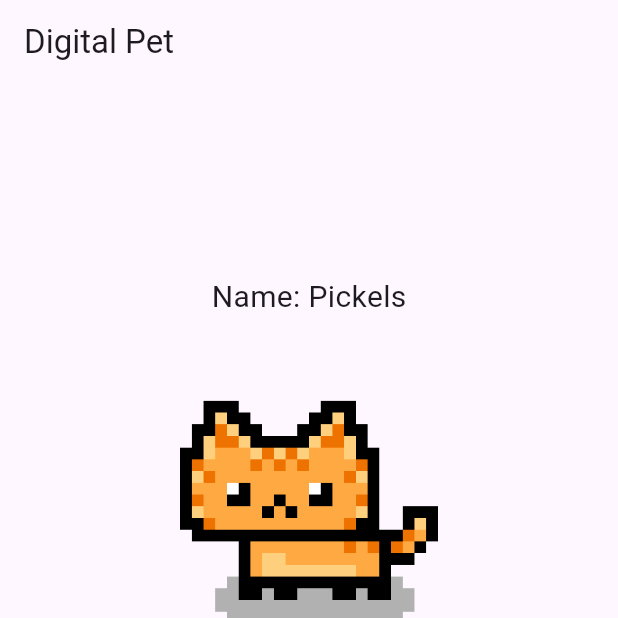
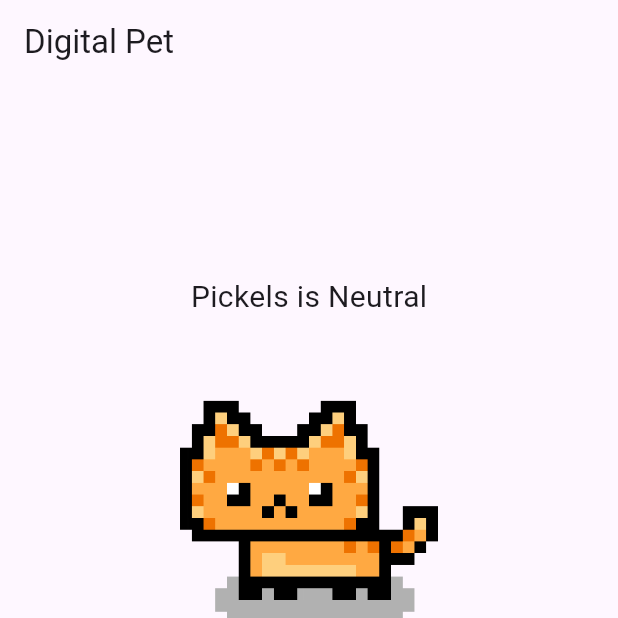
Before and after one commit to sidneysteward0308/CW3, a Flutter app: the screen it shows after launch, after a tap on "Play with Your Pet", after a tap on "Feed Your Pet", on a phone screen of 412 x 824 dp, the top half of it. Run offline on Flutter 3.47's test engine with Material 3 defaults, Android fonts, the phone set to English and light mode, and no system bars.

Commit message:
Update main.dart

```diff
--- a/assignment/lib/main.dart
+++ b/assignment/lib/main.dart
@@ -10,18 +10,22 @@
   const DigitalPetApp({super.key});
 
   @override
-  _DigitalPetAppState createState() => _DigitalPetAppState();
+  State<DigitalPetApp> createState() {
+    return _DigitalPetAppState();
+  }
 }
 
 class _DigitalPetAppState extends State<DigitalPetApp> {
   String petName = "Pickels";
   int happinessLevel = 50;
   int hungerLevel = 50;
+  String mood = "Neutral";
 // Function to increase happiness and update hunger when playing with the pet
   void _playWithPet() {
     setState(() {
       happinessLevel = (happinessLevel + 10).clamp(0, 100);
       _updateHunger();
+      _updateMood();
     });
   }
 
@@ -30,6 +34,7 @@
     setState(() {
       hungerLevel = (hungerLevel - 10).clamp(0, 100);
       _updateHappiness();
+      _updateMood();
     });
   }
 
@@ -40,6 +45,7 @@
     } else {
       happinessLevel = (happinessLevel + 10).clamp(0, 100);
     }
+    _updateMood();
   }
 
 // Increase hunger level slightly when playing with the pet
@@ -49,6 +55,18 @@
       hungerLevel = 100;
       happinessLevel = (happinessLevel - 20).clamp(0, 100);
     }
+  }
+
+  void _updateMood() {
+    setState(() {
+      if (happinessLevel > 70) {
+        mood = "Happy";
+      } else if (happinessLevel >= 30 && happinessLevel <= 70) {
+        mood = "Neutral";
+      } else {
+        mood = "Unhappy";
+      }
+    });
   }
 
   @override
@@ -62,7 +80,7 @@
           mainAxisAlignment: MainAxisAlignment.center,
           children: <Widget>[
             Text(
-              'Name: $petName',
+              '$petName is $mood',
               style: TextStyle(fontSize: 20.0),
             ),
 
```
